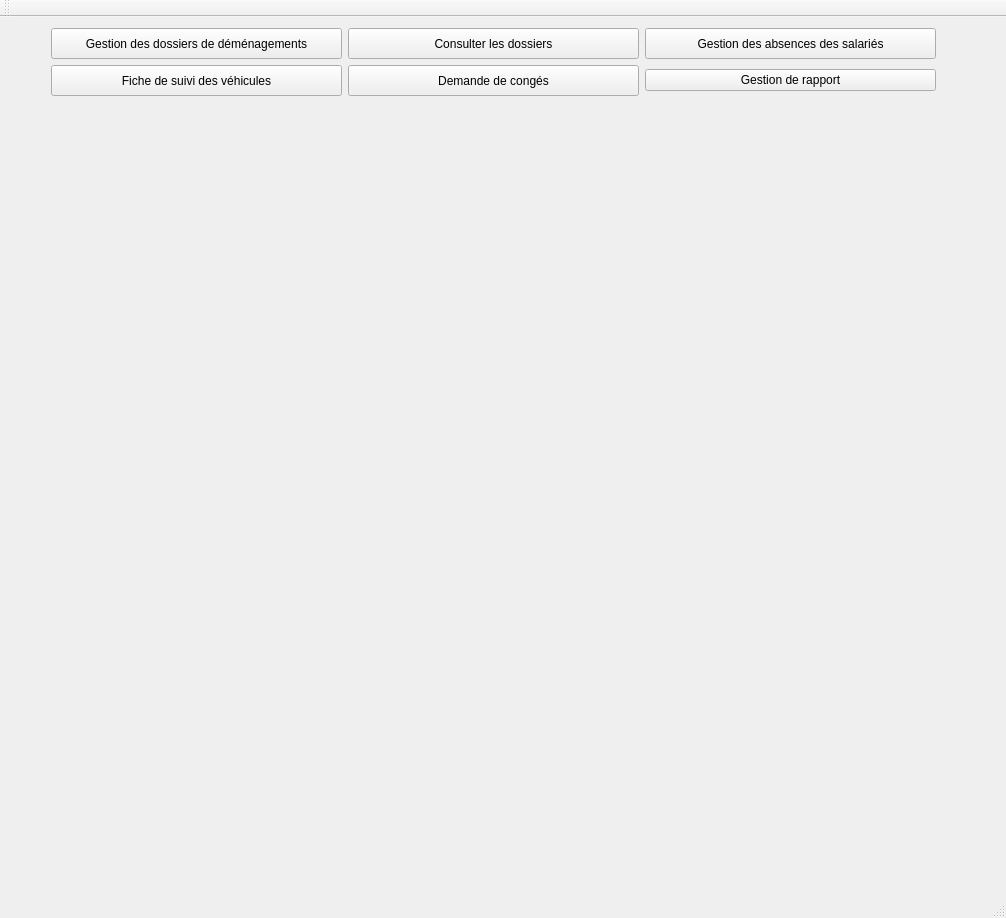
Alex-Bumblebee/ProjetDEMGUIV, file programmeQT/projetDEMGUIV/mainwindow.ui: the form before one commit.
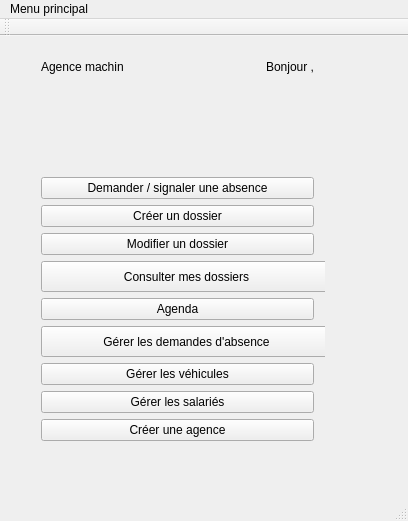
The form after the commit.

Diff of the .ui file:
```diff
--- a/programmeQT/projetDEMGUIV/mainwindow.ui
+++ b/programmeQT/projetDEMGUIV/mainwindow.ui
@@ -6,22 +6,33 @@
    <rect>
     <x>0</x>
     <y>0</y>
-    <width>1006</width>
-    <height>918</height>
+    <width>408</width>
+    <height>521</height>
    </rect>
   </property>
   <property name="windowTitle">
    <string>MainWindow</string>
   </property>
   <widget class="QWidget" name="centralWidget">
-   <layout class="QFormLayout" name="formLayout">
-    <property name="fieldGrowthPolicy">
-     <enum>QFormLayout::AllNonFixedFieldsGrow</enum>
+   <widget class="QWidget" name="">
+    <property name="geometry">
+     <rect>
+      <x>30</x>
+      <y>10</y>
+      <width>295</width>
+      <height>406</height>
+     </rect>
     </property>
-    <item row="0" column="0">
-     <layout class="QVBoxLayout" name="verticalLayout">
+    <layout class="QVBoxLayout" name="verticalLayout_2">
       <item>
        <layout class="QHBoxLayout" name="horizontalLayout">
+       <item>
+        <widget class="QLabel" name="label">
+         <property name="text">
+          <string>Agence machin</string>
+         </property>
+        </widget>
+       </item>
         <item>
          <spacer name="horizontalSpacer_2">
           <property name="orientation">
@@ -35,45 +46,6 @@
           </property>
          </spacer>
         </item>
-        <item>
-         <widget class="QPushButton" name="pushButtonGestionDemenagements">
-          <property name="minimumSize">
-           <size>
-            <width>291</width>
-            <height>31</height>
-           </size>
-          </property>
-          <property name="text">
-           <string>Gestion des dossiers de déménagements</string>
-          </property>
-         </widget>
-        </item>
-        <item>
-         <widget class="QPushButton" name="pushButtonConsultDossier">
-          <property name="minimumSize">
-           <size>
-            <width>291</width>
-            <height>31</height>
-           </size>
-          </property>
-          <property name="text">
-           <string>Consulter les dossiers</string>
-          </property>
-         </widget>
-        </item>
-        <item>
-         <widget class="QPushButton" name="pushButtonAbsenceSalarie">
-          <property name="minimumSize">
-           <size>
-            <width>291</width>
-            <height>31</height>
-           </size>
-          </property>
-          <property name="text">
-           <string>Gestion des absences des salariés</string>
-          </property>
-         </widget>
-        </item>
         <item>
          <spacer name="horizontalSpacer">
           <property name="orientation">
@@ -87,40 +59,53 @@
           </property>
          </spacer>
         </item>
-       </layout>
+       <item>
+        <widget class="QLabel" name="label_2">
+         <property name="text">
+          <string>Bonjour ,</string>
+         </property>
+        </widget>
       </item>
      </layout>
     </item>
-    <item row="1" column="0">
-     <layout class="QHBoxLayout" name="horizontalLayout_2">
       <item>
-       <spacer name="horizontalSpacer_3">
+      <spacer name="verticalSpacer">
         <property name="orientation">
-         <enum>Qt::Horizontal</enum>
+        <enum>Qt::Vertical</enum>
         </property>
         <property name="sizeHint" stdset="0">
          <size>
-          <width>40</width>
-          <height>20</height>
+         <width>20</width>
+         <height>40</height>
          </size>
         </property>
        </spacer>
       </item>
       <item>
-       <widget class="QPushButton" name="pushButtonFicheSuivi">
-        <property name="minimumSize">
-         <size>
-          <width>291</width>
-          <height>31</height>
-         </size>
-        </property>
+      <layout class="QVBoxLayout" name="verticalLayout">
+       <item>
+        <widget class="QPushButton" name="pushButtonDemandeAbsence">
+         <property name="text">
+          <string>Demander / signaler une absence</string>
+         </property>
+        </widget>
+       </item>
+       <item>
+        <widget class="QPushButton" name="pushButtonCreerDossier">
         <property name="text">
-         <string>Fiche de suivi des véhicules</string>
+          <string>Créer un dossier</string>
         </property>
        </widget>
       </item>
       <item>
-       <widget class="QPushButton" name="pushButtonConge">
+        <widget class="QPushButton" name="pushButtonModifierDossier">
+         <property name="text">
+          <string>Modifier un dossier</string>
+         </property>
+        </widget>
+       </item>
+       <item>
+        <widget class="QPushButton" name="pushButtonConsultDossier">
         <property name="minimumSize">
          <size>
           <width>291</width>
@@ -128,46 +113,55 @@
          </size>
         </property>
         <property name="text">
-         <string>Demande de congés</string>
+          <string>Consulter mes dossiers</string>
         </property>
        </widget>
       </item>
       <item>
-       <widget class="QPushButton" name="pushButtonGestionRapport">
+        <widget class="QPushButton" name="pushButtonAgenda">
+         <property name="text">
+          <string>Agenda</string>
+         </property>
+        </widget>
+       </item>
+       <item>
+        <widget class="QPushButton" name="pushButtonGererAbsence">
         <property name="minimumSize">
          <size>
           <width>291</width>
-          <height>0</height>
+           <height>31</height>
          </size>
         </property>
         <property name="text">
-         <string>Gestion de rapport</string>
+          <string>Gérer les demandes d'absence</string>
         </property>
        </widget>
       </item>
       <item>
-       <spacer name="horizontalSpacer_4">
-        <property name="orientation">
-         <enum>Qt::Horizontal</enum>
-        </property>
-        <property name="sizeHint" stdset="0">
-         <size>
-          <width>40</width>
-          <height>20</height>
-         </size>
-        </property>
-       </spacer>
-      </item>
+        <widget class="QPushButton" name="pushButtonGererVehicules">
+         <property name="text">
+          <string>Gérer les véhicules</string>
+         </property>
+        </widget>
+       </item>
+       <item>
+        <widget class="QPushButton" name="pushButtonGererSalaries">
+         <property name="text">
+          <string>Gérer les salariés</string>
+         </property>
+        </widget>
+       </item>
+       <item>
+        <widget class="QPushButton" name="pushButtonCreerAgence">
+         <property name="text">
+          <string>Créer une agence</string>
+         </property>
+        </widget>
+       </item>
      </layout>
     </item>
    </layout>
-   <zorder>pushButtonGestionDemenagements</zorder>
-   <zorder>pushButtonAbsenceSalarie</zorder>
-   <zorder>pushButtonFicheSuivi</zorder>
-   <zorder>pushButtonConge</zorder>
-   <zorder>pushButtonGestionRapport</zorder>
-   <zorder>pushButtonConsultDossier</zorder>
-   <zorder>pushButtonGestionDemenagements</zorder>
+   </widget>
    <zorder></zorder>
    <zorder></zorder>
    <zorder>horizontalSpacer</zorder>
@@ -180,10 +174,16 @@
     <rect>
      <x>0</x>
      <y>0</y>
-     <width>1006</width>
+     <width>408</width>
      <height>29</height>
     </rect>
    </property>
+   <widget class="QMenu" name="menuMenu_principal">
+    <property name="title">
+     <string>Menu principal</string>
+    </property>
+   </widget>
+   <addaction name="menuMenu_principal"/>
   </widget>
   <widget class="QToolBar" name="mainToolBar">
    <attribute name="toolBarArea">
```
Left out of the diff: 12 changed lines with no effect on the pictures. Lines whose indentation alone changed are shown as unchanged.
